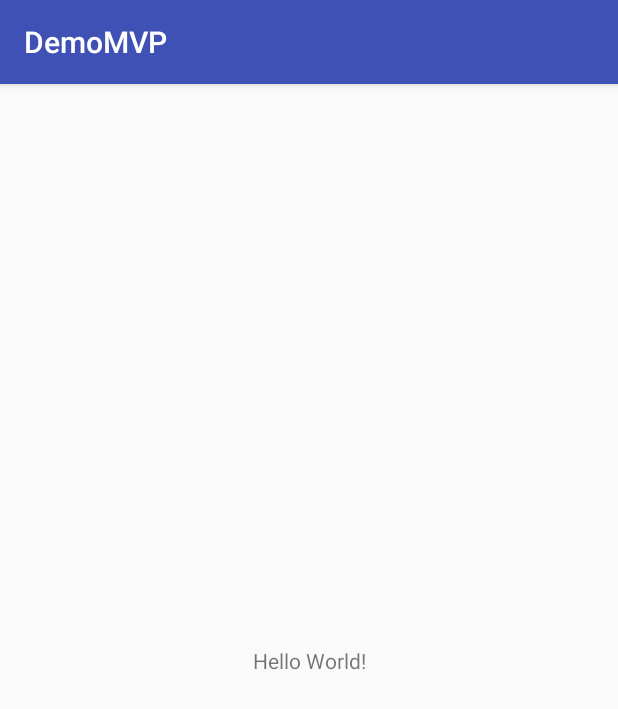
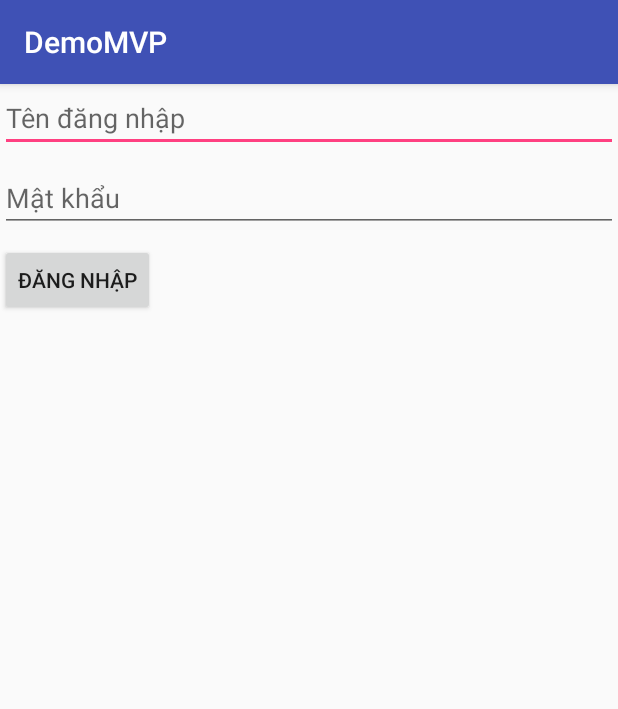
Before and after one commit to QuocTuan1998/DemoMVP, an Android app: the screen it shows after launch (MainActivity), on a phone screen of 412 x 824 dp. Shown: the top 709 px of the screen. Run offline under Robolectric (Android 15) with nearby library versions, the phone set to English and light mode, and no system bars.

Commit message:
MVP- Function

```diff
--- a/app/src/main/java/com/example/quoctuan/demomvp/MainActivity.java
+++ b/app/src/main/java/com/example/quoctuan/demomvp/MainActivity.java
@@ -2,12 +2,50 @@ package com.example.quoctuan.demomvp;
 
 import android.support.v7.app.AppCompatActivity;
 import android.os.Bundle;
+import android.util.Log;
+import android.view.View;
+import android.widget.Button;
+import android.widget.EditText;
+import android.widget.Toast;
 
-public class MainActivity extends AppCompatActivity {
+import com.example.quoctuan.demomvp.handlelogin.PresenterLogicHandleLogin;
+import com.example.quoctuan.demomvp.handlelogin.ViewHandleLogin;
+
+public class MainActivity extends AppCompatActivity implements ViewHandleLogin,View.OnClickListener {
+    private EditText ed_name,ed_pass;
+    private Button btn_login;
+    private PresenterLogicHandleLogin handleLogin;
 
     @Override
     protected void onCreate(Bundle savedInstanceState) {
         super.onCreate(savedInstanceState);
         setContentView(R.layout.activity_main);
+
+        ed_name = findViewById(R.id.ed_name);
+        ed_pass = findViewById(R.id.ed_pass);
+        btn_login = findViewById(R.id.btn_login);
+
+        handleLogin = new PresenterLogicHandleLogin(this);
+
+        btn_login.setOnClickListener(this);
+
+    }
+
+    @Override
+    public void LoginSuccess() {
+        Toast.makeText(this, "Đăng nhập thành công !!", Toast.LENGTH_SHORT).show();
+    }
+
+    @Override
+    public void LoginFailure() {
+        Toast.makeText(this, "Đăng nhập thất bại", Toast.LENGTH_SHORT).show();
+    }
+
+    @Override
+    public void onClick(View view) {
+
+        String name = ed_name.getText().toString();
+        String pass = ed_pass.getText().toString();
+        handleLogin.checkLogin(name,pass);
     }
 }
--- /dev/null
+++ b/app/src/main/java/com/example/quoctuan/demomvp/handlelogin/ModelHandleLogin.java
@@ -0,0 +1,8 @@
+package com.example.quoctuan.demomvp.handlelogin;
+
+/**
+ * Created by quoctuan on 04/03/2018.
+ */
+
+public class ModelHandleLogin {
+}
--- /dev/null
+++ b/app/src/main/java/com/example/quoctuan/demomvp/handlelogin/PrensenterImpHandleLogin.java
@@ -0,0 +1,9 @@
+package com.example.quoctuan.demomvp.handlelogin;
+
+/**
+ * Created by quoctuan on 04/03/2018.
+ */
+
+public interface PrensenterImpHandleLogin {
+    void checkLogin(String name, String pass);
+}
--- /dev/null
+++ b/app/src/main/java/com/example/quoctuan/demomvp/handlelogin/PresenterLogicHandleLogin.java
@@ -0,0 +1,24 @@
+package com.example.quoctuan.demomvp.handlelogin;
+
+/**
+ * Created by quoctuan on 04/03/2018.
+ */
+
+public class PresenterLogicHandleLogin implements PrensenterImpHandleLogin {
+    ViewHandleLogin viewHandleLogin;
+    public PresenterLogicHandleLogin(ViewHandleLogin viewHandleLogin) {
+        this.viewHandleLogin = viewHandleLogin;
+    }
+    @Override
+    public void checkLogin(String name, String pass) {
+        // call model to get data
+
+        if (name.equals("tuan") && pass.equals("123")) {
+            // return View LoginSuccess
+            viewHandleLogin.LoginSuccess();
+        }else {
+            // return View LoginFailure
+            viewHandleLogin.LoginFailure();
+        }
+    }
+}
--- /dev/null
+++ b/app/src/main/java/com/example/quoctuan/demomvp/handlelogin/ViewHandleLogin.java
@@ -0,0 +1,10 @@
+package com.example.quoctuan.demomvp.handlelogin;
+
+/**
+ * Created by quoctuan on 04/03/2018.
+ */
+
+public interface ViewHandleLogin {
+    void LoginSuccess();
+    void LoginFailure();
+}
--- a/app/src/main/res/layout/activity_main.xml
+++ b/app/src/main/res/layout/activity_main.xml
@@ -1,18 +1,27 @@
 <?xml version="1.0" encoding="utf-8"?>
-<android.support.constraint.ConstraintLayout xmlns:android="http://schemas.android.com/apk/res/android"
+<LinearLayout xmlns:android="http://schemas.android.com/apk/res/android"
     xmlns:app="http://schemas.android.com/apk/res-auto"
     xmlns:tools="http://schemas.android.com/tools"
     android:layout_width="match_parent"
     android:layout_height="match_parent"
+    android:orientation="vertical"
     tools:context="com.example.quoctuan.demomvp.MainActivity">
 
-    <TextView
+    <EditText
+        android:id="@+id/ed_name"
+        android:hint="Tên đăng nhập"
+        android:layout_width="match_parent"
+        android:layout_height="wrap_content" />
+    <EditText
+        android:id="@+id/ed_pass"
+        android:hint="Mật khẩu"
+        android:layout_marginTop="8dp"
+        android:layout_width="match_parent"
+        android:layout_height="wrap_content" />
+    <Button
+        android:id="@+id/btn_login"
+        android:text="Đăng nhập"
+        android:layout_marginTop="8dp"
         android:layout_width="wrap_content"
-        android:layout_height="wrap_content"
-        android:text="Hello World!"
-        app:layout_constraintBottom_toBottomOf="parent"
-        app:layout_constraintLeft_toLeftOf="parent"
-        app:layout_constraintRight_toRightOf="parent"
-        app:layout_constraintTop_toTopOf="parent" />
-
-</android.support.constraint.ConstraintLayout>
+        android:layout_height="wrap_content" />
+</LinearLayout>
```
